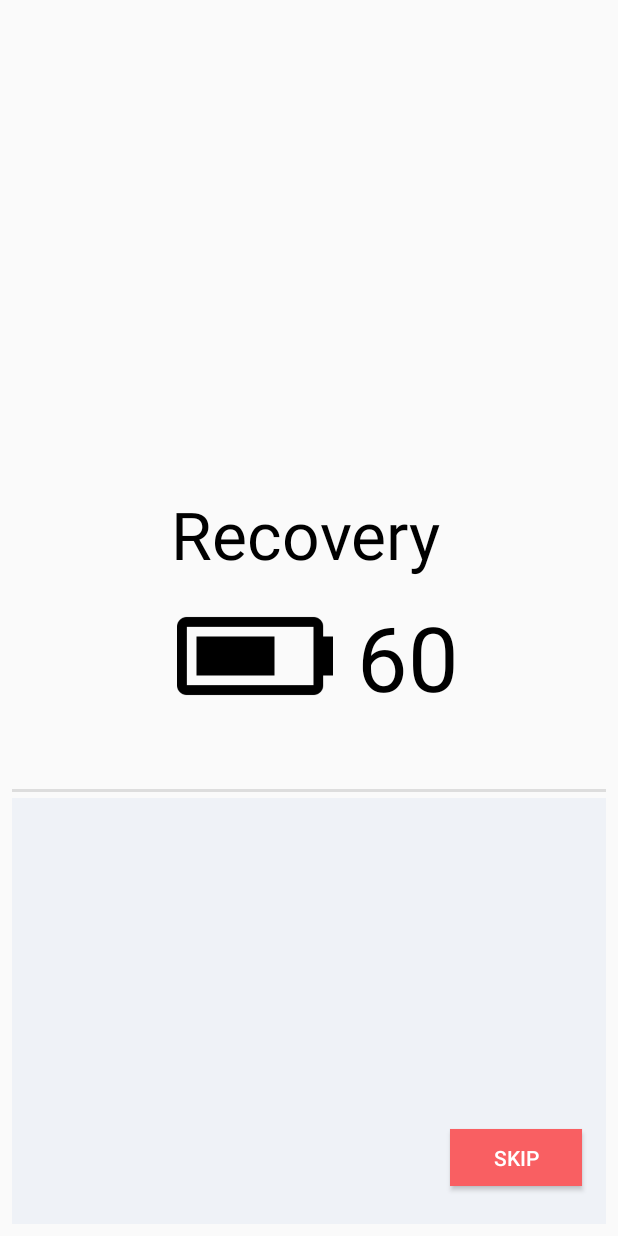
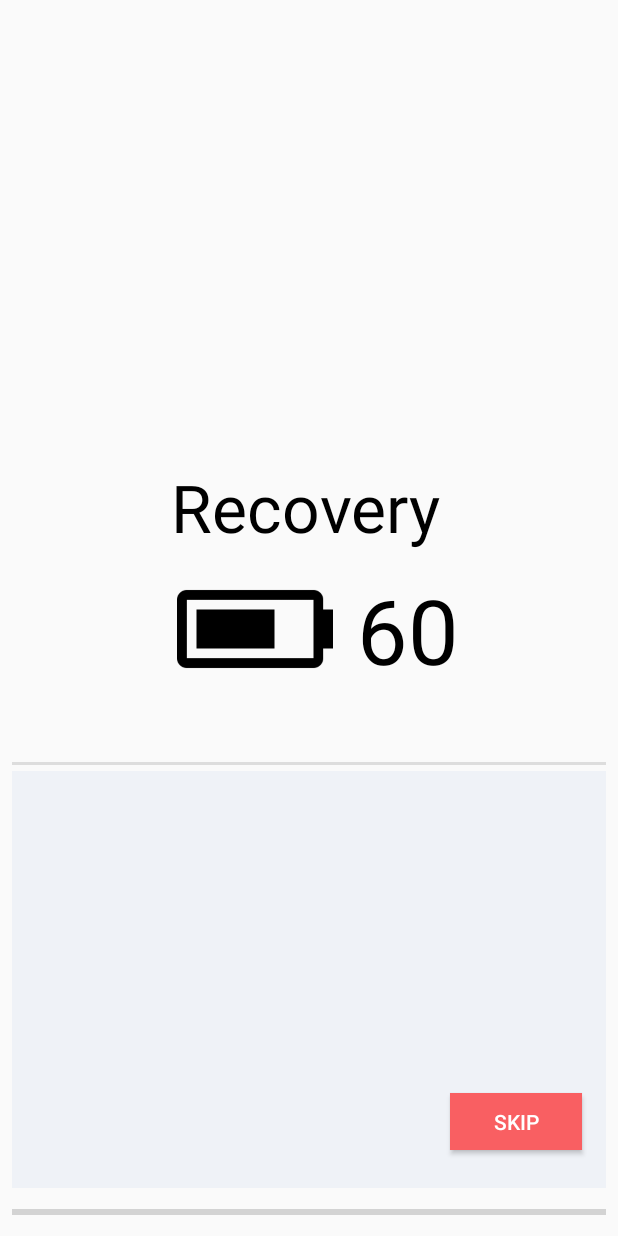
Before and after one commit to agh-pum-2017/pocket-trainer, an Android app: the TimedRecoveryActivity screen opened directly, with no data from a screen before it, on a phone screen of 412 x 824 dp. Run offline under Robolectric (Android 15) with nearby library versions, the phone set to English and light mode, and no system bars; Roboto replaces fonts that are not available here; 4 statements that could not run were skipped.

Commit message:
Show progress bar

```diff
--- a/app/src/main/java/pl/edu/agh/pockettrainer/ui/activities/TimedRecoveryActivity.java
+++ b/app/src/main/java/pl/edu/agh/pockettrainer/ui/activities/TimedRecoveryActivity.java
@@ -6,6 +6,7 @@ import android.speech.tts.TextToSpeech;
 import android.support.v7.app.AppCompatActivity;
 import android.view.View;
 import android.widget.ImageView;
+import android.widget.ProgressBar;
 import android.widget.TextView;
 
 import com.bumptech.glide.Glide;
@@ -61,6 +62,9 @@ public class TimedRecoveryActivity extends AppCompatActivity implements TextToSp
         timedRecoveryAction = (TimedRecovery) state.pointedAction.action;
         secondsLabel = findViewById(R.id.timed_recovery_seconds);
         secondsLabel.setText(String.valueOf(timedRecoveryAction.getSeconds()));
+
+        final ProgressBar progressBar = findViewById(R.id.timed_recovery_next_progressBar);
+        progressBar.setProgress(state.getDayProgressPercentage());
 
         final TextView comingLabel = findViewById(R.id.timed_recovery_coming_label);
         final ImageView imageView = findViewById(R.id.timed_recovery_next_image);
--- a/app/src/main/res/layout/activity_timed_recovery.xml
+++ b/app/src/main/res/layout/activity_timed_recovery.xml
@@ -77,13 +77,14 @@
     <android.support.constraint.ConstraintLayout
         android:id="@+id/constraintLayout"
         android:layout_width="0dp"
-        android:layout_height="284dp"
+        android:layout_height="278dp"
         android:layout_marginBottom="8dp"
         android:layout_marginEnd="8dp"
         android:layout_marginStart="8dp"
         android:background="#eff2f7"
-        app:layout_constraintBottom_toBottomOf="parent"
+        app:layout_constraintBottom_toTopOf="@+id/timed_recovery_next_progressBar"
         app:layout_constraintEnd_toEndOf="parent"
+        app:layout_constraintHorizontal_bias="0.0"
         app:layout_constraintStart_toStartOf="parent">
 
         <ImageView
@@ -149,4 +150,18 @@
 
     </android.support.constraint.ConstraintLayout>
 
+    <ProgressBar
+        android:id="@+id/timed_recovery_next_progressBar"
+        style="?android:attr/progressBarStyleHorizontal"
+        android:layout_width="0dp"
+        android:layout_height="wrap_content"
+        android:layout_marginBottom="8dp"
+        android:layout_marginEnd="8dp"
+        android:layout_marginStart="8dp"
+        android:max="100"
+        android:progressTint="#00A6FF"
+        app:layout_constraintBottom_toBottomOf="parent"
+        app:layout_constraintEnd_toEndOf="parent"
+        app:layout_constraintStart_toStartOf="parent" />
+
 </android.support.constraint.ConstraintLayout>
```
Also changed, not shown: app/src/main/java/pl/edu/agh/pockettrainer/ui/activities/TimedActionActivity.java (+10 -7 lines), app/src/main/res/layout/activity_timed_action.xml (+16 -1 lines), 1 other file.
